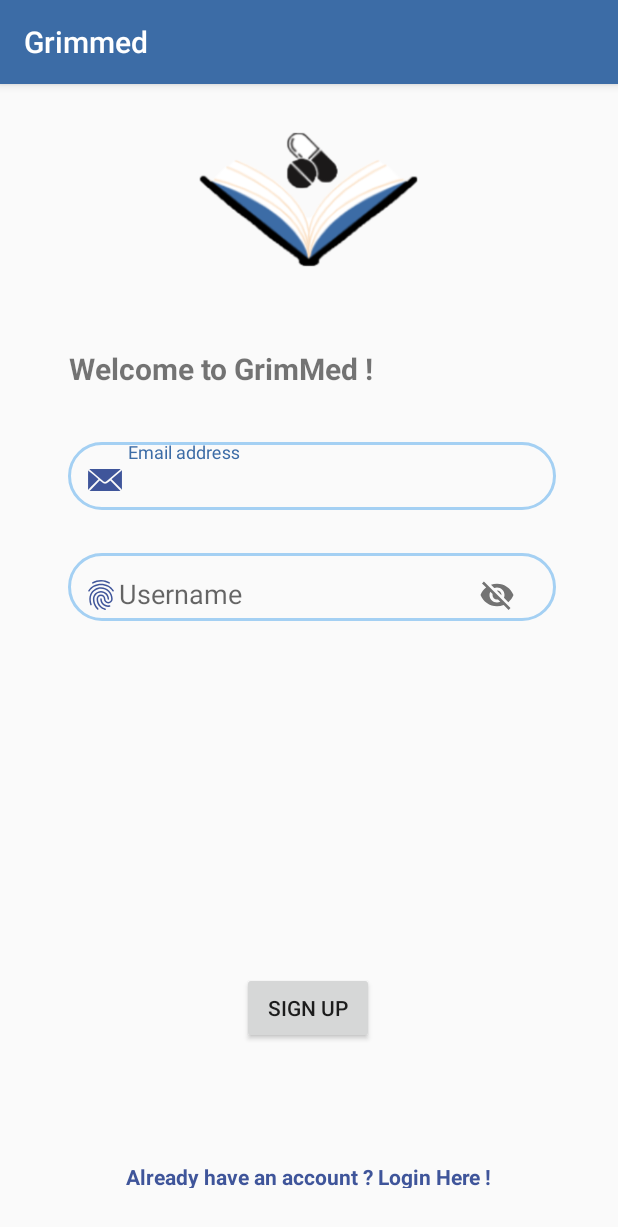
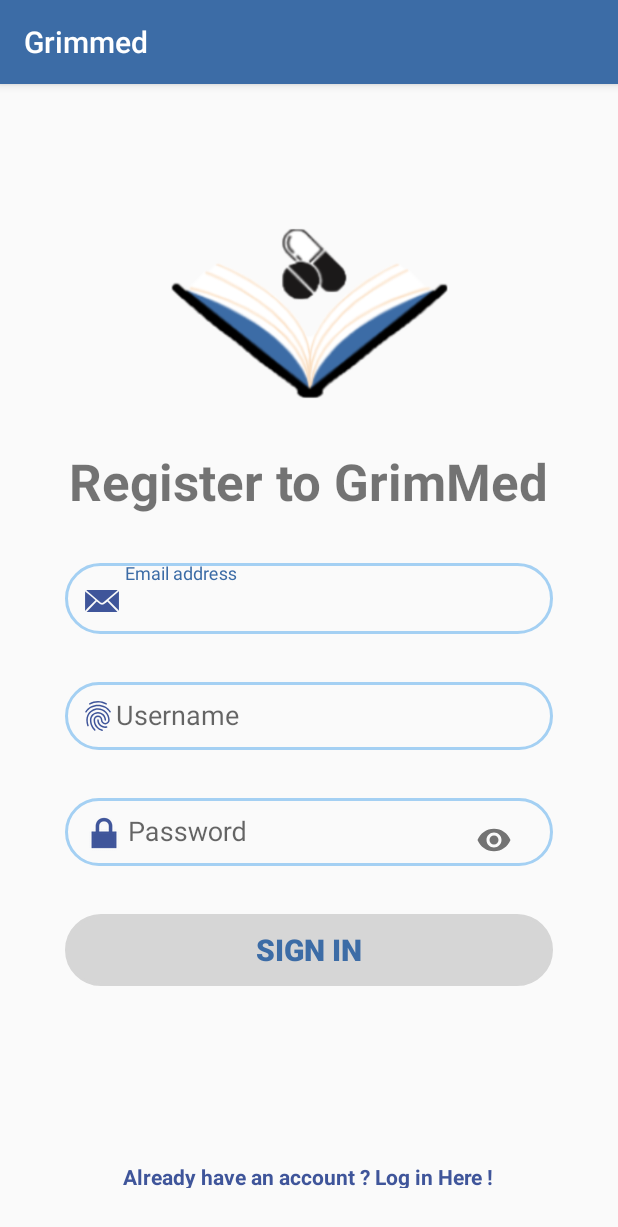
Before and after one commit to BENHDACH/Grim2, an Android app: the PageSignActivity screen opened directly, with no data from a screen before it, on a phone screen of 412 x 824 dp. Shown: the top 1227 px of the screen. Run offline under Robolectric (Android 15) with nearby library versions, the phone set to English and light mode, and no system bars; Roboto replaces fonts that are not available here.

Commit message:
changements design log et sign

```diff
--- a/app/src/main/res/layout/activity_page_sign.xml
+++ b/app/src/main/res/layout/activity_page_sign.xml
@@ -8,41 +8,46 @@
 
     <Button
         android:id="@+id/sigPage"
+        android:layout_width="0dp"
+        android:layout_height="wrap_content"
+        android:layout_marginTop="32dp"
+        android:background="@drawable/login_page"
+        android:backgroundTint="#D6D6D6"
+        android:text="Sign In"
+        android:textColor="#3C6CA6"
+        android:textSize="20sp"
+        android:textStyle="bold"
+        app:layout_constraintEnd_toEndOf="@+id/enterPasswd"
+        app:layout_constraintStart_toStartOf="@+id/enterPasswd"
+        app:layout_constraintTop_toBottomOf="@+id/enterPasswd"
+        />
+
+    <TextView
+        android:id="@+id/pageCo"
         android:layout_width="wrap_content"
         android:layout_height="wrap_content"
-        android:layout_marginBottom="128dp"
-        android:text="Sign Up"
-        app:layout_constraintBottom_toBottomOf="parent"
-        app:layout_constraintEnd_toEndOf="parent"
-        app:layout_constraintHorizontal_bias="0.498"
-        app:layout_constraintStart_toStartOf="parent" />
-
-    <TextView
-        android:id="@+id/pageInsc"
-        android:layout_width="wrap_content"
-        android:layout_height="wrap_content"
-        android:layout_marginTop="176dp"
-        android:text="Welcome to GrimMed !"
-        android:textSize="20sp"
+        android:layout_marginTop="32dp"
+        android:fontFamily="sans-serif"
+        android:text="Register to GrimMed"
+        android:textSize="34sp"
         android:textStyle="bold"
         app:layout_constraintEnd_toEndOf="parent"
-        app:layout_constraintHorizontal_bias="0.219"
         app:layout_constraintStart_toStartOf="parent"
-        app:layout_constraintTop_toTopOf="parent" />
+        app:layout_constraintTop_toBottomOf="@+id/imageView3"
+        />
 
     <android.support.design.widget.TextInputLayout
         android:id="@+id/enterEmail"
         android:layout_width="325dp"
-        android:layout_height="45dp"
+        android:layout_height="47dp"
+        android:layout_marginTop="32dp"
         android:background="@drawable/login_page"
         android:drawableStart="@drawable/user"
-        app:layout_constraintBottom_toBottomOf="parent"
         app:layout_constraintEnd_toEndOf="parent"
-        app:layout_constraintHorizontal_bias="0.523"
         app:layout_constraintStart_toStartOf="parent"
-        app:layout_constraintTop_toTopOf="parent"
-        app:layout_constraintVertical_bias="0.33"
-        app:passwordToggleEnabled="false">
+        app:layout_constraintTop_toBottomOf="@+id/pageCo"
+        app:passwordToggleEnabled="false"
+        >
 
         <android.support.design.widget.TextInputEditText
             android:id="@+id/caseEmail"
@@ -60,17 +65,14 @@
         android:layout_width="325dp"
         android:layout_height="45dp"
         android:layout_marginTop="32dp"
-        android:layout_marginBottom="420dp"
         android:background="@drawable/login_page"
         android:drawableStart="@drawable/user"
-        app:layout_constraintBottom_toBottomOf="parent"
         app:layout_constraintEnd_toEndOf="@+id/enterEmail"
-        app:layout_constraintHorizontal_bias="0.25"
+        app:layout_constraintHorizontal_bias="0.523"
         app:layout_constraintStart_toStartOf="@+id/enterEmail"
         app:layout_constraintTop_toBottomOf="@+id/enterEmail"
-        app:layout_constraintVertical_bias="0.287
-"
-        app:passwordToggleEnabled="true">
+        app:passwordToggleEnabled="false">
+        >
 
         <android.support.design.widget.TextInputEditText
             android:id="@+id/caseId"
@@ -80,7 +82,8 @@
             android:drawableStart="?android:attr/fingerprintAuthDrawable"
             android:drawableTint="#3F559A"
             android:hint="Username"
-            android:paddingStart="10dp" />
+            android:paddingStart="10dp"
+            />
     </android.support.design.widget.TextInputLayout>
 
 
@@ -89,16 +92,14 @@
         android:layout_width="325dp"
         android:layout_height="45dp"
         android:layout_marginTop="32dp"
-        android:layout_marginBottom="420dp"
         android:background="@drawable/login_page"
         android:drawableStart="@drawable/user"
-        app:layout_constraintBottom_toBottomOf="parent"
         app:layout_constraintEnd_toEndOf="@+id/enterId"
-        app:layout_constraintHorizontal_bias="0.0"
+        app:layout_constraintHorizontal_bias="0.25"
         app:layout_constraintStart_toStartOf="@+id/enterId"
         app:layout_constraintTop_toBottomOf="@+id/enterId"
-        app:layout_constraintVertical_bias="0.072"
-        app:passwordToggleEnabled="true">
+        app:passwordToggleEnabled="true"
+        >
 
         <android.support.design.widget.TextInputEditText
             android:id="@+id/casePasswd"
@@ -109,7 +110,9 @@
             android:drawableTint="#3F559A"
             android:hint="Password"
             android:paddingStart="10dp"
-            android:password="true" />
+            android:paddingBottom="10dp"
+            android:password="true"
+            />
     </android.support.design.widget.TextInputLayout>
 
     <TextView
@@ -117,21 +120,23 @@
         android:layout_width="wrap_content"
         android:layout_height="17dp"
         android:layout_marginBottom="32dp"
-        android:text="Already have an account ? Login Here !"
+        android:text="Already have an account ? Log in Here !"
         android:textAllCaps="false"
         android:textColor="#3F559A"
         android:textStyle="bold"
         app:layout_constraintBottom_toBottomOf="parent"
         app:layout_constraintEnd_toEndOf="parent"
-        app:layout_constraintStart_toStartOf="parent" />
+        app:layout_constraintHorizontal_bias="0.496"
+        app:layout_constraintStart_toStartOf="parent"
+        app:layout_constraintTop_toBottomOf="@+id/sigPage"
+        app:layout_constraintVertical_bias="1.0" />
 
     <ImageView
-        android:id="@+id/imageView4"
-        android:layout_width="158dp"
-        android:layout_height="90dp"
-        android:layout_marginTop="32dp"
+        android:id="@+id/imageView3"
+        android:layout_width="195dp"
+        android:layout_height="114dp"
+        android:layout_marginTop="96dp"
         app:layout_constraintEnd_toEndOf="parent"
-        app:layout_constraintHorizontal_bias="0.498"
         app:layout_constraintStart_toStartOf="parent"
         app:layout_constraintTop_toTopOf="parent"
         app:srcCompat="@drawable/booktrans" />
```
Also changed, not shown: app/src/main/res/layout/activity_page_log.xml (+31 -23 lines).
